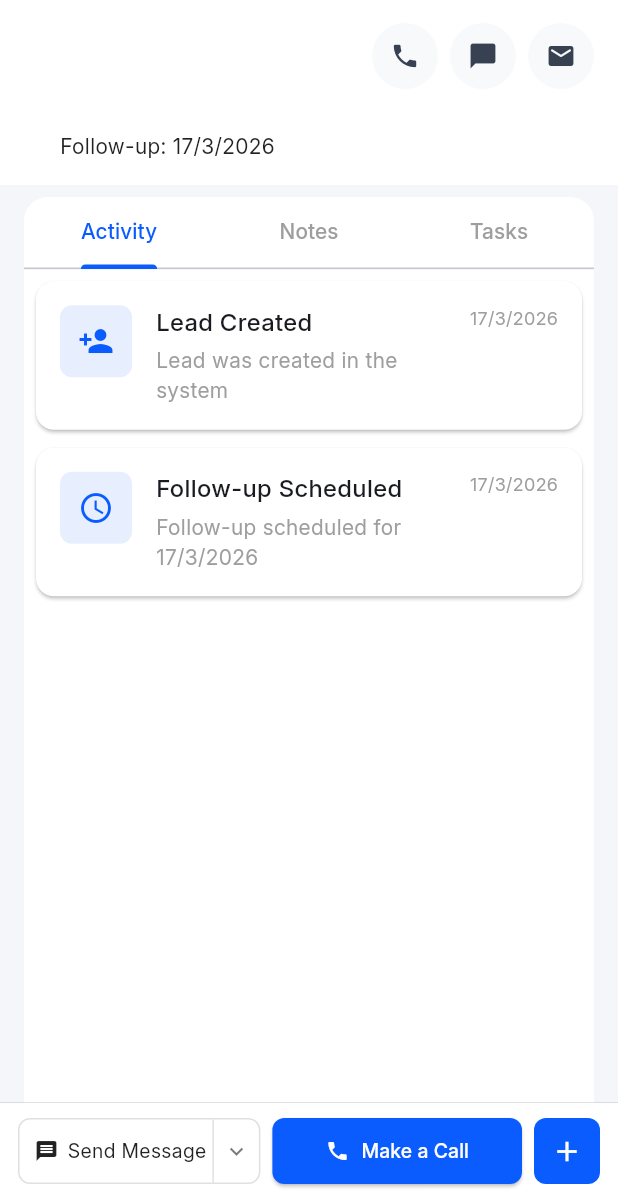
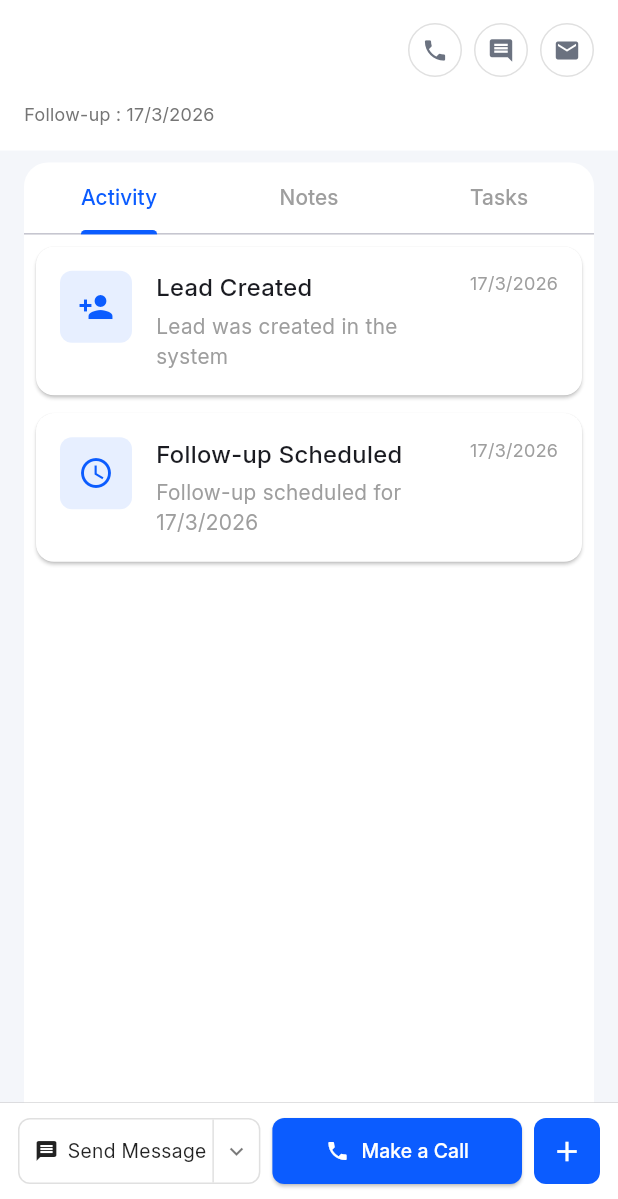
Before and after one commit to ow788606-cpu/Lead_Management, a Flutter app: the DetailLeadScreen screen opened directly with empty values, on a phone screen of 412 x 824 dp, the part 37-1236 px from its top. Run offline on Flutter 3.47's test engine with Material 3 defaults, Android fonts, the light colour scheme and no system bars; our stand-ins replace file_picker, fl_chart, flutter_colorpicker, flutter_html, shared_preferences; missing offline and left inert: flutter_quill; accounts and stored records are empty; network calls fail.

Commit message:
Initial commit: Lead Management Flutter App

```diff
--- a/lib/screens/contacts/add_contact_screen.dart
+++ b/lib/screens/contacts/add_contact_screen.dart
@@ -57,7 +57,7 @@ class _AddContactScreenState extends State<AddContactScreen> {
     ScaffoldMessenger.of(context).showSnackBar(
       const SnackBar(content: Text('Contact added successfully')),
     );
-    Navigator.pop(context);
+    Navigator.pop(context, true);
   }
 
   @override
--- a/lib/screens/contacts/all_contacts_screen.dart
+++ b/lib/screens/contacts/all_contacts_screen.dart
@@ -59,7 +59,9 @@ class _AllContactsScreenState extends State<AllContactsScreen> {
           Navigator.push(
             context,
             MaterialPageRoute(builder: (context) => const AddContactScreen()),
-          );
+          ).then((result) {
+            if (result == true) _loadContacts();
+          });
         },
         child: const Icon(Icons.add),
       ),
--- a/lib/screens/leads/detail_lead_screen.dart
+++ b/lib/screens/leads/detail_lead_screen.dart
@@ -1737,21 +1737,6 @@ class _DetailLeadScreenState extends State<DetailLeadScreen>
     );
   }
 
-  Widget _buildCircleIcon(IconData icon, VoidCallback? onTap) {
-    return GestureDetector(
-      onTap: onTap,
-      child: Container(
-        width: 44,
-        height: 44,
-        decoration: const BoxDecoration(
-          color: Color(0xFFF8F9FA),
-          shape: BoxShape.circle,
-        ),
-        child: Icon(icon, size: 20, color: const Color(0xFF374151)),
-      ),
-    );
-  }
-
   Widget _buildActivityItem(Map<String, dynamic> activity) {
     return Card(
       color: Colors.white,
@@ -1771,7 +1756,8 @@ class _DetailLeadScreenState extends State<DetailLeadScreen>
                 borderRadius: BorderRadius.circular(8),
               ),
               child: Center(
-                child: Icon(activity['icon'], color: const Color(0xFF0b5cff), size: 24),
+                child: Icon(activity['icon'],
+                    color: const Color(0xFF0b5cff), size: 24),
               ),
             ),
             const SizedBox(width: 16),
@@ -1781,7 +1767,8 @@ class _DetailLeadScreenState extends State<DetailLeadScreen>
                 children: [
                   Text(
                     activity['title'],
-                    style: const TextStyle(fontSize: 16, fontWeight: FontWeight.w600),
+                    style: const TextStyle(
+                        fontSize: 16, fontWeight: FontWeight.w600),
                   ),
                   const SizedBox(height: 4),
                   Text(
@@ -2043,94 +2030,98 @@ class _DetailLeadScreenState extends State<DetailLeadScreen>
               child: Column(
                 crossAxisAlignment: CrossAxisAlignment.start,
                 children: [
+                  // Row 1: Name + action icons
                   Row(
                     children: [
                       Expanded(
                         child: Text(widget.lead.contactName,
                             style: const TextStyle(
-                                fontSize: 20, fontWeight: FontWeight.bold)),
+                                fontSize: 18,
+                                fontWeight: FontWeight.w600,
+                                color: Colors.black)),
                       ),
                       if (widget.lead.phone != null)
-                        _buildCircleIcon(Icons.phone, () => launchUrl(Uri.parse('tel:${widget.lead.phone}'))),
+                        GestureDetector(
+                          onTap: () => launchUrl(Uri.parse('tel:${widget.lead.phone}')),
+                          child: Container(
+                            padding: const EdgeInsets.all(8),
+                            decoration: BoxDecoration(
+                              color: Colors.white,
+                              shape: BoxShape.circle,
+                              border: Border.all(color: Colors.grey.shade300),
+                            ),
+                            child: const Icon(Icons.phone, size: 18, color: Color(0xFF6B7280)),
+                          ),
+                        ),
                       const SizedBox(width: 8),
-                      _buildCircleIcon(
-                        Icons.chat_bubble,
-                        widget.lead.phone != null
-                            ? () => launchUrl(Uri.parse('sms:${widget.lead.phone}'))
-                            : null,
+                      if (widget.lead.phone != null)
+                        GestureDetector(
+                          onTap: () => launchUrl(Uri.parse('sms:${widget.lead.phone}')),
+                          child: Container(
+                            padding: const EdgeInsets.all(8),
+                            decoration: BoxDecoration(
+                              color: Colors.white,
+                              shape: BoxShape.circle,
+                              border: Border.all(color: Colors.grey.shade300),
+                            ),
+                            child: const Icon(Icons.comment, size: 18, color: Color(0xFF6B7280)),
+                          ),
                         ),
                       const SizedBox(width: 8),
                       if (widget.lead.email != null)
-                        _buildCircleIcon(Icons.email_rounded, () => launchUrl(Uri.parse('mailto:${widget.lead.email}'))),
-                    ],
-                  ),
-                  const SizedBox(height: 4),
-                  if (widget.lead.service != null)
-                    Row(
-                      children: [
-                        const SizedBox(width: 24),
-                        Expanded(
-                          child: Text(
-                            widget.lead.service!,
-                            style: const TextStyle(
-                                fontSize: 14, color: Colors.black87),
-                          ),
-                        ),
-                      ],
-                    ),
-                  if (widget.lead.followUpDate != null) ...[
-                    const SizedBox(height: 4),
-                    Row(
-                      children: [
-                        const SizedBox(width: 24),
-                        Expanded(
-                          child: Text(
-                            'Follow-up: ${widget.lead.followUpDate!.day}/${widget.lead.followUpDate!.month}/${widget.lead.followUpDate!.year} ${widget.lead.followUpTime ?? "10:00 AM"}',
-                            style: const TextStyle(
-                                fontSize: 14, color: Colors.black87),
-                          ),
-                        ),
-                      ],
-                    ),
-                  ],
-                  if (widget.lead.notes != null &&
-                      widget.lead.notes!.isNotEmpty) ...[
-                    const SizedBox(height: 4),
-                    Row(
-                      children: [
-                        const SizedBox(width: 24),
-                        Expanded(
-                          child: Text(
-                            widget.lead.notes!,
-                            style: const TextStyle(
-                                fontSize: 13, color: Colors.grey),
-                            maxLines: 2,
-                            overflow: TextOverflow.ellipsis,
-                          ),
-                        ),
-                      ],
-                    ),
-                  ],
-                  if (widget.lead.tags != null &&
-                      widget.lead.tags!.isNotEmpty) ...[
+                        GestureDetector(
+                          onTap: () => launchUrl(Uri.parse('mailto:${widget.lead.email}')),
+                          child: Container(
+                            padding: const EdgeInsets.all(8),
+                            decoration: BoxDecoration(
+                              color: Colors.white,
+                              shape: BoxShape.circle,
+                              border: Border.all(color: Colors.grey.shade300),
+                            ),
+                            child: const Icon(Icons.email, size: 18, color: Color(0xFF6B7280)),
+                          ),
+                        ),
+                    ],
+                  ),
+                  // Row 2: Service
+                  if (widget.lead.service != null && widget.lead.service!.isNotEmpty) ...[
                     const SizedBox(height: 8),
                     Row(
-                      crossAxisAlignment: CrossAxisAlignment.start,
-                      children: [
-                        const SizedBox(width: 24),
+                      children: [
+                        Icon(Icons.design_services, size: 16, color: Colors.grey[600]),
+                        const SizedBox(width: 6),
+                        Text(widget.lead.service!,
+                            style: TextStyle(fontSize: 14, color: Colors.grey[700])),
+                      ],
+                    ),
+                  ],
+                  // Row 3: Notes
+                  if (widget.lead.notes != null && widget.lead.notes!.isNotEmpty) ...[
+                    const SizedBox(height: 6),
+                    Row(
+                      children: [
+                        Icon(Icons.chat_bubble_outline, size: 16, color: Colors.grey[400]),
+                        const SizedBox(width: 6),
                         Expanded(
-                          child: Wrap(
-                            spacing: 6,
-                            runSpacing: 4,
+                          child: Text(widget.lead.notes!,
+                              style: TextStyle(fontSize: 13, color: Colors.grey[500]),
+                              maxLines: 2,
+                              overflow: TextOverflow.ellipsis),
+                        ),
+                      ],
+                    ),
+                  ],
+                  // Tags
+                  if (widget.lead.tags != null && widget.lead.tags!.isNotEmpty) ...[
+                    const SizedBox(height: 12),
+                    Wrap(
+                      spacing: 8,
+                      runSpacing: 6,
                       children: widget.lead.tags!.split(',').map((tag) {
                         final trimmedTag = tag.trim();
-                              if (trimmedTag.isEmpty) {
-                                return const SizedBox.shrink();
-                              }
-
+                        if (trimmedTag.isEmpty) return const SizedBox.shrink();
                         return Container(
-                                padding: const EdgeInsets.symmetric(
-                                    horizontal: 12, vertical: 6),
+                          padding: const EdgeInsets.symmetric(horizontal: 12, vertical: 6),
                           decoration: BoxDecoration(
                             color: Colors.red.withValues(alpha: 0.1),
                             borderRadius: BorderRadius.circular(16),
@@ -2146,6 +2137,16 @@ class _DetailLeadScreenState extends State<DetailLeadScreen>
                         );
                       }).toList(),
                     ),
+                  ],
+                  // Follow-up
+                  if (widget.lead.followUpDate != null) ...[
+                    const SizedBox(height: 16),
+                    Row(
+                      mainAxisAlignment: MainAxisAlignment.spaceBetween,
+                      children: [
+                        Text(
+                          'Follow-up : ${widget.lead.followUpDate!.day}/${widget.lead.followUpDate!.month}/${widget.lead.followUpDate!.year} ${widget.lead.followUpTime ?? "10:00 AM"}',
+                          style: TextStyle(fontSize: 12, color: Colors.grey[600]),
                         ),
                       ],
                     ),
@@ -2266,7 +2267,8 @@ class _DetailLeadScreenState extends State<DetailLeadScreen>
                                   onTap: () {
                                     Navigator.pop(context);
                                     if (widget.lead.phone != null) {
-                                      launchUrl(Uri.parse('sms:${widget.lead.phone}'));
+                                      launchUrl(Uri.parse(
+                                          'sms:${widget.lead.phone}'));
                                     }
                                   },
                                 ),
@@ -2276,7 +2278,8 @@ class _DetailLeadScreenState extends State<DetailLeadScreen>
                                   onTap: () {
                                     Navigator.pop(context);
                                     if (widget.lead.email != null) {
-                                      launchUrl(Uri.parse('mailto:${widget.lead.email}'));
+                                      launchUrl(Uri.parse(
+                                          'mailto:${widget.lead.email}'));
                                     }
                                   },
                                 ),
@@ -2286,11 +2289,14 @@ class _DetailLeadScreenState extends State<DetailLeadScreen>
                         );
                       },
                       child: Container(
-                        padding: const EdgeInsets.symmetric(horizontal: 6, vertical: 12),
+                        padding: const EdgeInsets.symmetric(
+                            horizontal: 6, vertical: 12),
                         decoration: BoxDecoration(
-                          border: Border(left: BorderSide(color: Colors.grey.shade300)),
-                        ),
-                        child: const Icon(Icons.keyboard_arrow_down, size: 18, color: Colors.black54),
+                          border: Border(
+                              left: BorderSide(color: Colors.grey.shade300)),
+                        ),
+                        child: const Icon(Icons.keyboard_arrow_down,
+                            size: 18, color: Colors.black54),
                       ),
                     ),
                   ],
@@ -2305,7 +2311,8 @@ class _DetailLeadScreenState extends State<DetailLeadScreen>
                     onPressed: widget.lead.phone != null
                         ? () => launchUrl(Uri.parse('tel:${widget.lead.phone}'))
                         : null,
-                    icon: const Icon(Icons.phone, color: Colors.white, size: 16),
+                    icon:
+                        const Icon(Icons.phone, color: Colors.white, size: 16),
                     label: const Text('Make a Call',
                         style: TextStyle(color: Colors.white, fontSize: 13)),
                     style: ElevatedButton.styleFrom(
```
Also changed, not shown: lib/main.dart (+7 -8 lines), lib/screens/leads/add_new_lead_screen.dart (+59 -8 lines), lib/screens/leads/all_leads_screen.dart (+25 -14 lines), lib/services/add_services.dart (+8 -1 lines), lib/widgets/app_drawer.dart (+5 -9 lines). Lines whose indentation alone changed are shown as unchanged.
